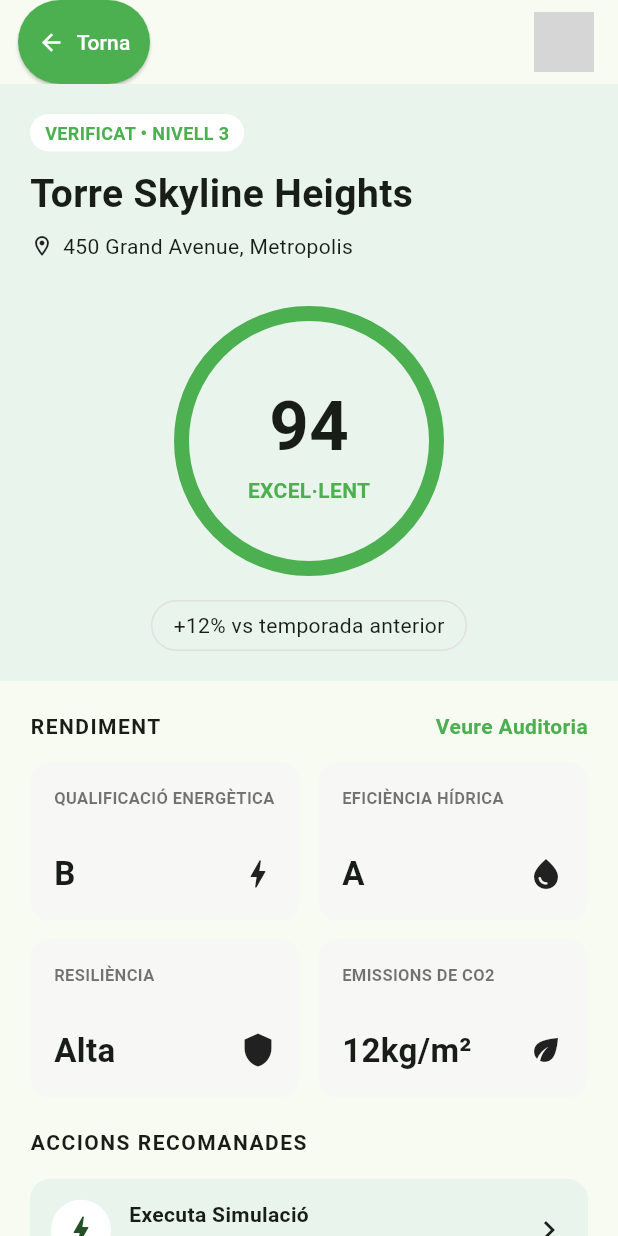
After one commit to pes2526q2-13-gei-upc/FrontEnd-BuildRank, a Flutter app: the BuildingDetailScreen screen opened directly, on a phone screen of 412 x 824 dp. The commit adds this screen. Run offline on Flutter 3.47's test engine with Material 3 defaults, Android fonts, the phone set to English and light mode, and no system bars; network calls fail; grey boxes are pictures that could not be loaded.

Commit message:
Feature/building card screen (#9)
* buildingCard esbossat: Falta separar widgets reusables per millorar eficiencia del codi

* buildingCard formatejada

* building card formatejat

---------

Co-authored-by: christofhjiandacuycuy-design <christofh.jian.dacuycuy@estudiantat.upc.edu>

```diff
--- a/buildrank_mobile/lib/features/auth/presentation/screens/login_screen.dart
+++ b/buildrank_mobile/lib/features/auth/presentation/screens/login_screen.dart
@@ -1,6 +1,7 @@
 import 'package:flutter/material.dart';
 import '../../../home/presentation/screens/home_screen.dart';
-//import '../../../formBuilding/presentation/screens/form_building_screen.dart'; //només per fer proves del formulari d'edifici
+//import '../../../formBuilding/presentation/screens/formBuilding_screen.dart'; //només per fer proves del formulari d'edifici
+//import '../../../buildingCard/presentation/screens/buildingCard_screen.dart'; //només per fer proves de la targeta d'edifici
 
 class LoginScreen extends StatelessWidget {
   const LoginScreen({super.key});
@@ -105,6 +106,7 @@ class LoginScreen extends StatelessWidget {
                           MaterialPageRoute(
                             builder: (_) => const HomeScreen(),
                             //builder: (_) => const BuildingFormScreen(), //només per fer proves del formulari, després canviar a HomeScreen
+                            //builder: (_) => const BuildingDetailScreen(), //només per fer proves de la targeta d'edifici, després canviar a HomeScreen
                           ),
                         );
                       },
--- /dev/null
+++ b/buildrank_mobile/lib/features/buildingCard/presentation/screens/building_card_screen.dart
@@ -0,0 +1,559 @@
+import 'package:flutter/material.dart';
+
+class BuildingDetailScreen extends StatefulWidget {
+  const BuildingDetailScreen({super.key});
+
+  @override
+  State<BuildingDetailScreen> createState() => _BuildingDetailScreenState();
+}
+
+class _BuildingDetailScreenState extends State<BuildingDetailScreen> {
+  int _tabIndex = 0;
+
+  @override
+  Widget build(BuildContext context) {
+    return Scaffold(
+      appBar: AppBar(
+        leadingWidth: 100,
+        leading: Padding(
+          padding: const EdgeInsets.only(left: 12),
+          child: ElevatedButton.icon(
+            onPressed: () {
+              Navigator.pop(context);
+            },
+            icon: const Icon(Icons.arrow_back),
+            label: const Text("Torna"),
+            style: ElevatedButton.styleFrom(
+              backgroundColor: Colors.green,
+              foregroundColor: Colors.white,
+              padding: const EdgeInsets.symmetric(horizontal: 10),
+            ),
+          ),
+        ),
+        actions: const [
+          Padding(
+            padding: EdgeInsets.only(right: 16),
+            child: CircleAvatar(
+              backgroundImage: NetworkImage("https://i.pravatar.cc/100"),
+            ),
+          ),
+        ],
+      ),
+
+      body: ListView(
+        children: [
+          _buildHeader(),
+
+          const SizedBox(height: 20),
+
+          _buildPerformance(),
+
+          const SizedBox(height: 20),
+
+          _buildActions(),
+
+          const SizedBox(height: 20),
+
+          _buildTabs(),
+
+          const SizedBox(height: 16),
+
+          _buildDetails(),
+
+          const SizedBox(height: 20),
+
+          _buildLeagueInfo(),
+
+          const SizedBox(height: 20),
+
+          _buildRevision(),
+
+          const SizedBox(height: 40),
+        ],
+      ),
+    );
+  }
+
+  Widget _buildHeader() {
+    return Container(
+      color: const Color(0xFFE8F4EC),
+      padding: const EdgeInsets.all(20),
+      child: Column(
+        crossAxisAlignment: CrossAxisAlignment.start,
+        children: [
+          Container(
+            padding: const EdgeInsets.symmetric(horizontal: 10, vertical: 4),
+            decoration: BoxDecoration(
+              color: Colors.white,
+              borderRadius: BorderRadius.circular(20),
+            ),
+            child: const Text(
+              "VERIFICAT • NIVELL 3",
+              style: TextStyle(
+                color: Colors.green,
+                fontWeight: FontWeight.w600,
+                fontSize: 12,
+              ),
+            ),
+          ),
+
+          const SizedBox(height: 10),
+
+          const Text(
+            "Torre Skyline Heights",
+            style: TextStyle(fontSize: 26, fontWeight: FontWeight.bold),
+          ),
+
+          const SizedBox(height: 6),
+
+          const Row(
+            children: [
+              Icon(Icons.location_on_outlined, size: 16),
+              SizedBox(width: 6),
+              Text("450 Grand Avenue, Metropolis"),
+            ],
+          ),
+
+          const SizedBox(height: 30),
+
+          Center(
+            child: Column(
+              children: [
+                Container(
+                  width: 180,
+                  height: 180,
+                  decoration: BoxDecoration(
+                    shape: BoxShape.circle,
+                    border: Border.all(color: Colors.green, width: 10),
+                  ),
+                  child: const Center(
+                    child: Column(
+                      mainAxisAlignment: MainAxisAlignment.center,
+                      children: [
+                        Text(
+                          "94",
+                          style: TextStyle(
+                            fontSize: 46,
+                            fontWeight: FontWeight.bold,
+                          ),
+                        ),
+
+                        Text(
+                          "EXCEL·LENT",
+                          style: TextStyle(
+                            color: Colors.green,
+                            fontWeight: FontWeight.bold,
+                          ),
+                        ),
+                      ],
+                    ),
+                  ),
+                ),
+
+                const SizedBox(height: 16),
+
+                Container(
+                  padding: const EdgeInsets.symmetric(
+                    horizontal: 14,
+                    vertical: 6,
+                  ),
+                  decoration: BoxDecoration(
+                    borderRadius: BorderRadius.circular(20),
+                    border: Border.all(color: Colors.grey.shade300),
+                  ),
+                  child: const Text("+12% vs temporada anterior"),
+                ),
+              ],
+            ),
+          ),
+        ],
+      ),
+    );
+  }
+
+  Widget _buildPerformance() {
+    return Padding(
+      padding: const EdgeInsets.symmetric(horizontal: 20),
+      child: Column(
+        crossAxisAlignment: CrossAxisAlignment.start,
+        children: [
+          const Row(
+            mainAxisAlignment: MainAxisAlignment.spaceBetween,
+            children: [
+              Text(
+                "RENDIMENT",
+                style: TextStyle(fontWeight: FontWeight.w700, letterSpacing: 1),
+              ),
+              Text(
+                "Veure Auditoria",
+                style: TextStyle(
+                  color: Colors.green,
+                  fontWeight: FontWeight.w600,
+                ),
+              ),
+            ],
+          ),
+
+          const SizedBox(height: 14),
+
+          GridView.count(
+            crossAxisCount: 2,
+            shrinkWrap: true,
+            physics: const NeverScrollableScrollPhysics(),
+            crossAxisSpacing: 12,
+            mainAxisSpacing: 12,
+            childAspectRatio: 1.7,
+            children: const [
+              _MetricCard(
+                title: "QUALIFICACIÓ ENERGÈTICA",
+                value: "B",
+                icon: Icons.bolt,
+              ),
+
+              _MetricCard(
+                title: "EFICIÈNCIA HÍDRICA",
+                value: "A",
+                icon: Icons.water_drop,
+              ),
+
+              _MetricCard(
+                title: "RESILIÈNCIA",
+                value: "Alta",
+                icon: Icons.shield,
+              ),
+
+              _MetricCard(
+                title: "EMISSIONS DE CO2",
+                value: "12kg/m²",
+                icon: Icons.eco,
+              ),
+            ],
+          ),
+        ],
+      ),
+    );
+  }
+
+  Widget _buildActions() {
+    return Padding(
+      padding: const EdgeInsets.symmetric(horizontal: 20),
+      child: Column(
+        crossAxisAlignment: CrossAxisAlignment.start,
+        children: const [
+          Text(
+            "ACCIONS RECOMANADES",
+            style: TextStyle(fontWeight: FontWeight.w700, letterSpacing: 1),
+          ),
+
+          SizedBox(height: 14),
+
+          _ActionTile(
+            icon: Icons.bolt,
+            title: "Executa Simulació",
+            subtitle: "Prova el ROI de solar i aïllament",
+            color: Color(0xFFE8F4EC),
+          ),
+
+          SizedBox(height: 10),
+
+          _ActionTile(
+            icon: Icons.how_to_vote,
+            title: "Votació de la comunitat",
+            subtitle: "Revisa 2 renovacions actives",
+            color: Color(0xFFE7ECF7),
+          ),
+
+          SizedBox(height: 10),
+
+          _ActionTile(
+            icon: Icons.description,
+            title: "Genera Informe",
+            subtitle: "Exporta les dades de l'edifici",
+            color: Color(0xFFF1F1F1),
+          ),
+        ],
+      ),
+    );
+  }
+
+  Widget _buildTabs() {
+    return Padding(
+      padding: const EdgeInsets.symmetric(horizontal: 20),
+      child: SegmentedButton<int>(
+        segments: const [
+          ButtonSegment(value: 0, label: Text("Detalls")),
+          ButtonSegment(value: 1, label: Text("Historial")),
+          ButtonSegment(value: 2, label: Text("Documents")),
+        ],
+        selected: {_tabIndex},
+        onSelectionChanged: (value) {
+          setState(() {
+            _tabIndex = value.first;
+          });
+        },
+      ),
+    );
+  }
+
+  Widget _buildDetails() {
+    return Padding(
+      padding: const EdgeInsets.all(20),
+      child: Column(
+        children: const [
+          Row(
+            mainAxisAlignment: MainAxisAlignment.spaceBetween,
+            children: [
+              _DetailItem(label: "ANY DE CONSTRUCCIÓ", value: "1998"),
+              _DetailItem(label: "PLANTES", value: "12 plantes"),
+            ],
+          ),
+
+          SizedBox(height: 20),
+
+          Row(
+            mainAxisAlignment: MainAxisAlignment.spaceBetween,
+            children: [
+              _DetailItem(label: "TIPOLOGIA", value: "Complex Residencial"),
+              _DetailItem(
+                label: "TIPUS SUBMINISTRAMENT",
+                value: "Mixt (xarxa/gas)",
+              ),
+            ],
+          ),
+        ],
+      ),
+    );
+  }
+
+  Widget _buildLeagueInfo() {
+    return Padding(
+      padding: const EdgeInsets.symmetric(horizontal: 20),
+      child: Container(
+        padding: const EdgeInsets.all(16),
+        decoration: BoxDecoration(
+          borderRadius: BorderRadius.circular(14),
+          border: Border.all(color: const Color(0xFFE4E7E2)),
+          color: const Color(0xFFF8FAF7),
+        ),
+        child: Row(
+          crossAxisAlignment: CrossAxisAlignment.start,
+          children: [
+            const Icon(Icons.info_outline, size: 22, color: Colors.black54),
+
+            const SizedBox(width: 12),
+
+            Expanded(
+              child: RichText(
+                text: const TextSpan(
+                  style: TextStyle(
+                    fontSize: 14,
+                    color: Colors.black87,
+                    height: 1.4,
+                  ),
+                  children: [
+                    TextSpan(text: "Aquest edifici és actualment a la "),
+                    TextSpan(
+                      text: "Silver League",
+                      style: TextStyle(fontWeight: FontWeight.bold),
+                    ),
+                    TextSpan(
+                      text:
+                          ". Millora la qualificació energètica per passar a la ",
+                    ),
+                    TextSpan(
+                      text: "Gold League",
+                      style: TextStyle(
+                        fontWeight: FontWeight.bold,
+                        color: Color(0xFFE0A100),
+                      ),
+                    ),
+                    TextSpan(text: "."),
+                  ],
+                ),
+              ),
+            ),
+          ],
+        ),
+      ),
+    );
+  }
+
+  Widget _buildRevision() {
+    return Padding(
+      padding: const EdgeInsets.symmetric(horizontal: 20),
+      child: Container(
+        padding: const EdgeInsets.all(20),
+        decoration: BoxDecoration(
+          color: const Color(0xFF4B5458),
+          borderRadius: BorderRadius.circular(16),
+        ),
+        child: const Column(
+          crossAxisAlignment: CrossAxisAlignment.start,
+          children: [
+            Row(
+              children: [
+                Icon(Icons.access_time, color: Colors.white, size: 20),
+
+                SizedBox(width: 8),
+
+                Text(
+                  "Propera revisió: 15 des. 2026",
+                  style: TextStyle(
+                    color: Colors.white,
+                    fontWeight: FontWeight.bold,
+                  ),
+                ),
+              ],
+            ),
+
+            SizedBox(height: 12),
+
+            LinearProgressIndicator(
+              value: 0.75,
+              color: Colors.green,
+              backgroundColor: Colors.white24,
+            ),
+
+            SizedBox(height: 12),
+
+            Text(
+              "Les dades de verificació estan completes al 75%.",
+              style: TextStyle(color: Colors.white70),
+            ),
+          ],
+        ),
+      ),
+    );
+  }
+}
+
+class _MetricCard extends StatelessWidget {
+  final String title;
+  final String value;
+  final IconData icon;
+
+  const _MetricCard({
+    required this.title,
+    required this.value,
+    required this.icon,
+  });
+
+  @override
+  Widget build(BuildContext context) {
+    return Container(
+      padding: const EdgeInsets.all(16),
+      decoration: BoxDecoration(
+        color: const Color(0xFFF7F8F5),
+        borderRadius: BorderRadius.circular(14),
+      ),
+      child: Column(
+        crossAxisAlignment: CrossAxisAlignment.start,
+        children: [
+          Text(
+            title,
+            style: const TextStyle(
+              fontSize: 11,
+              fontWeight: FontWeight.w600,
+              color: Colors.black54,
+            ),
+          ),
+
+          const Spacer(),
+
+          Row(
+            mainAxisAlignment: MainAxisAlignment.spaceBetween,
+            children: [
+              Text(
+                value,
+                style: const TextStyle(
+                  fontSize: 22,
+                  fontWeight: FontWeight.bold,
+                ),
+              ),
+              Icon(icon),
+            ],
+          ),
+        ],
+      ),
+    );
+  }
+}
+
+class _ActionTile extends StatelessWidget {
+  final IconData icon;
+  final String title;
+  final String subtitle;
+  final Color color;
+
+  const _ActionTile({
+    required this.icon,
+    required this.title,
+    required this.subtitle,
+    required this.color,
+  });
+
+  @override
+  Widget build(BuildContext context) {
+    return Container(
+      padding: const EdgeInsets.all(14),
+      decoration: BoxDecoration(
+        color: color,
+        borderRadius: BorderRadius.circular(14),
+      ),
+      child: Row(
+        children: [
+          CircleAvatar(backgroundColor: Colors.white, child: Icon(icon)),
+
+          const SizedBox(width: 12),
+
+          Expanded(
+            child: Column(
+              crossAxisAlignment: CrossAxisAlignment.start,
+              children: [
+                Text(
+                  title,
+                  style: const TextStyle(fontWeight: FontWeight.w600),
+                ),
+
+                Text(subtitle, style: const TextStyle(color: Colors.black54)),
+              ],
+            ),
+          ),
+
+          const Icon(Icons.chevron_right),
+        ],
+      ),
+    );
+  }
+}
+
+class _DetailItem extends StatelessWidget {
+  final String label;
+  final String value;
+
+  const _DetailItem({required this.label, required this.value});
+
+  @override
+  Widget build(BuildContext context) {
+    return Column(
+      crossAxisAlignment: CrossAxisAlignment.start,
+      children: [
+        Text(
+          label,
+          style: const TextStyle(
+            fontSize: 11,
+            color: Colors.black54,
+            fontWeight: FontWeight.w600,
+          ),
+        ),
+
+        const SizedBox(height: 4),
+
+        Text(
+          value,
+          style: const TextStyle(fontSize: 16, fontWeight: FontWeight.bold),
+        ),
+      ],
+    );
+  }
+}
```
